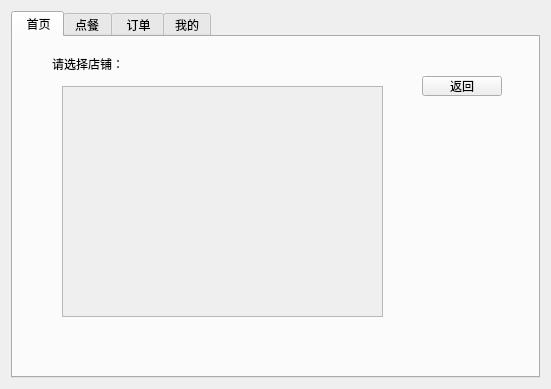
Before: the Qt Designer form customerwidget.ui in Hami-8/C-HomeWork, drawn with Qt 5.
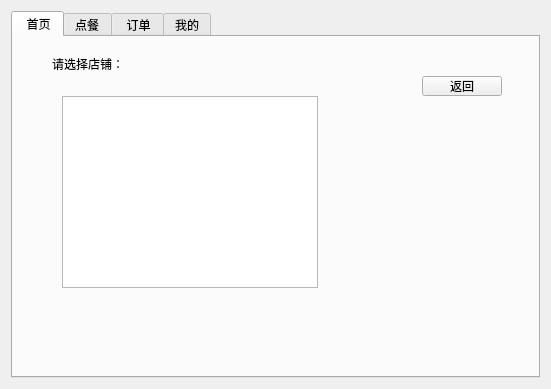
After: the same form once the commit is applied.

Commit message: 实现CustomerWeight的getShop函数，新增结构体.h文件

Diff of the .ui file:
```diff
--- a/customerwidget.ui
+++ b/customerwidget.ui
@@ -60,29 +60,6 @@
           </layout>
          </widget>
          <widget class="QWidget" name="page_2">
-          <widget class="QScrollArea" name="scrollArea">
-           <property name="geometry">
-            <rect>
-             <x>40</x>
-             <y>40</y>
-             <width>321</width>
-             <height>231</height>
-            </rect>
-           </property>
-           <property name="widgetResizable">
-            <bool>true</bool>
-           </property>
-           <widget class="QWidget" name="scrollAreaWidgetContents">
-            <property name="geometry">
-             <rect>
-              <x>0</x>
-              <y>0</y>
-              <width>319</width>
-              <height>229</height>
-             </rect>
-            </property>
-           </widget>
-          </widget>
           <widget class="QLabel" name="label">
            <property name="geometry">
             <rect>
@@ -109,6 +86,16 @@
             <string>返回</string>
            </property>
           </widget>
+          <widget class="QTableWidget" name="shopTableWidget">
+           <property name="geometry">
+            <rect>
+             <x>40</x>
+             <y>50</y>
+             <width>256</width>
+             <height>192</height>
+            </rect>
+           </property>
+          </widget>
          </widget>
         </widget>
        </item>
```
The commit also changes 4 other files.
